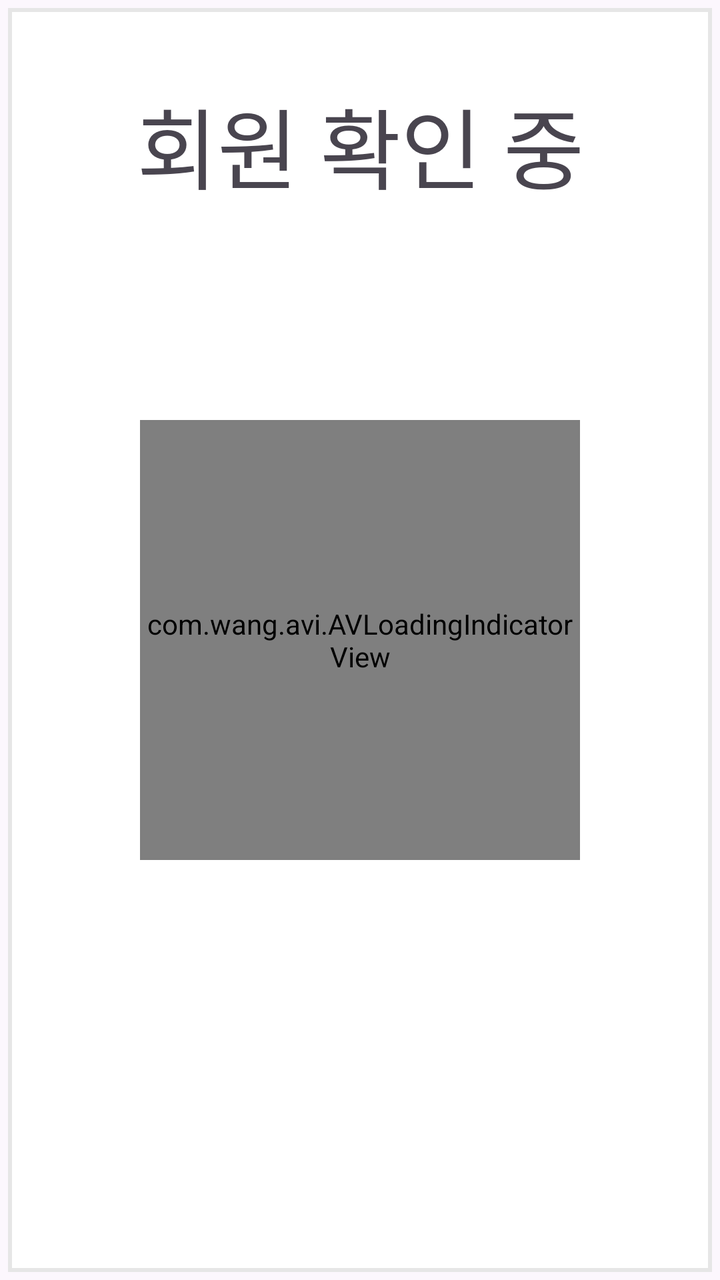
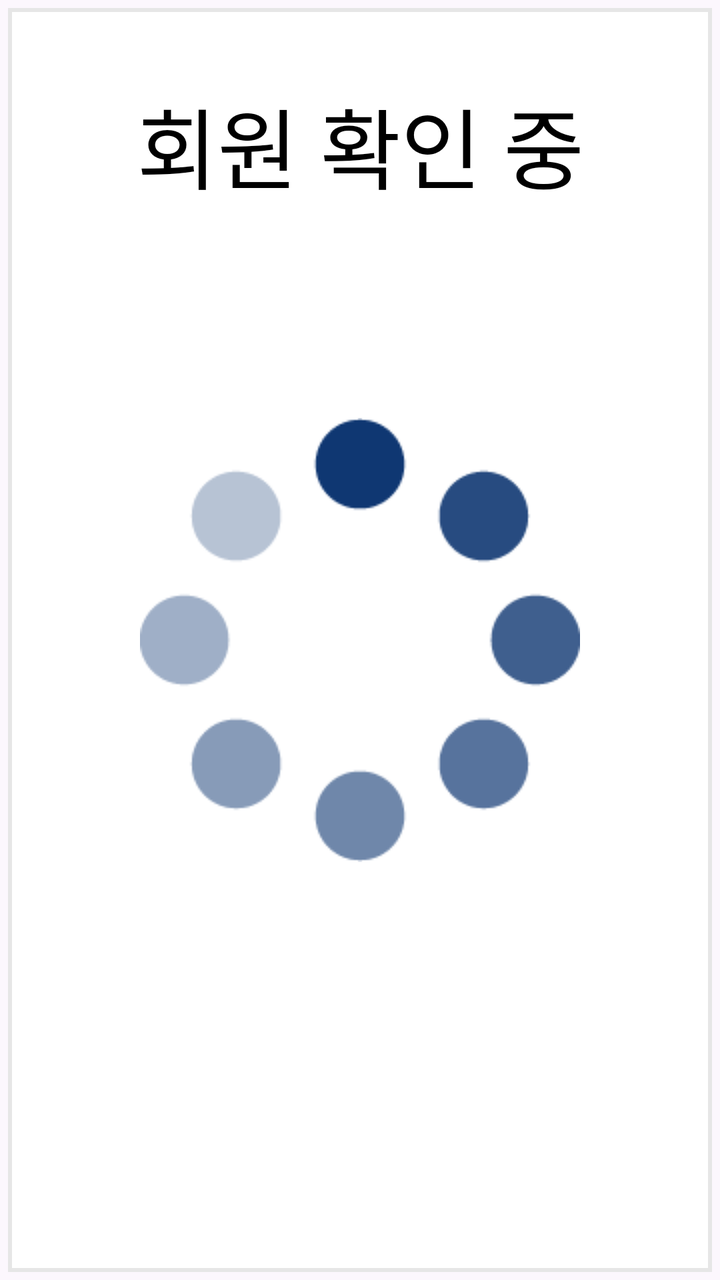

Compare the two renders of this Android layout. The source of the first and the diff that turns it into the second are given below.
<!-- AndroidManifest.xml: application theme Theme.FastCharger -->
<!-- res/layout/fragment_member_card_wait.xml -->
<?xml version="1.0" encoding="utf-8"?>
<androidx.constraintlayout.widget.ConstraintLayout xmlns:android="http://schemas.android.com/apk/res/android"
    xmlns:tools="http://schemas.android.com/tools"
    xmlns:app="http://schemas.android.com/apk/res-auto"
    android:layout_width="512dp"
    android:layout_height="652dp"
    tools:context=".pages.MemberCardWaitFragment">

    <View
        android:id="@+id/view"
        android:layout_width="match_parent"
        android:layout_height="match_parent"
        android:background="@drawable/layer_list_rect"
        tools:layout_editor_absoluteX="5dp"
        tools:layout_editor_absoluteY="5dp" />

    <TextView
        android:id="@+id/txtMemberWaiting"
        android:layout_width="match_parent"
        android:layout_height="wrap_content"
        android:layout_marginTop="40dp"
        android:gravity="center"
        android:text="@string/memberWaitingMessage"
        android:textSize="44sp"
        app:layout_constraintEnd_toEndOf="parent"
        app:layout_constraintStart_toStartOf="parent"
        app:layout_constraintTop_toTopOf="parent"/>

    <com.wang.avi.AVLoadingIndicatorView
        android:id="@+id/avi"
        android:layout_width="220dp"
        android:layout_height="220dp"
        android:visibility="visible"
        app:indicatorName="BallSpinFadeLoaderIndicator"
        app:indicatorColor="@color/primary"
        app:layout_constraintStart_toStartOf="parent"
        app:layout_constraintTop_toTopOf="parent"
        app:layout_constraintBottom_toBottomOf="parent"
        app:layout_constraintEnd_toEndOf="parent" />

</androidx.constraintlayout.widget.ConstraintLayout>
<!-- resources referenced by this layout -->
<resources>
  <color name="primary">#06377B</color>
  <!-- drawable layer_list_rect (drawable) -->
  <?xml version="1.0" encoding="utf-8"?>
  <layer-list xmlns:android="http://schemas.android.com/apk/res/android">
      
      <item>
          <shape android:shape="rectangle">
              <solid android:color="#33F4F4F4" />
          </shape>
      </item>
      
      <item android:bottom="4dp" android:right="4dp" android:top="4dp" android:left="4dp">
          <shape android:shape="rectangle">
              <solid android:color="#FFFFFF"/>
              <stroke android:color="#E6E6E6" android:width="2dp" />
          </shape>
      </item>
  </layer-list>
  <string name="memberWaitingMessage">회원 확인 중</string>
  <style name="Theme.FastCharger" parent="Base.Theme.FastCharger" />
  <style name="Base.Theme.FastCharger" parent="Theme.Material3.DayNight.NoActionBar">
          
          
          <item name="windowNoTitle">true</item>
          <item name="android:windowFullscreen">true</item>
      </style>
</resources>

<!-- the commit's change to res/layout/fragment_member_card_wait.xml (unified diff, before → after) -->
@@ -22,17 +22,17 @@
         android:gravity="center"
         android:text="@string/memberWaitingMessage"
         android:textSize="44sp"
+        android:textColor="@color/black"
         app:layout_constraintEnd_toEndOf="parent"
         app:layout_constraintStart_toStartOf="parent"
         app:layout_constraintTop_toTopOf="parent"/>
 
-    <com.wang.avi.AVLoadingIndicatorView
-        android:id="@+id/avi"
-        android:layout_width="220dp"
-        android:layout_height="220dp"
-        android:visibility="visible"
-        app:indicatorName="BallSpinFadeLoaderIndicator"
-        app:indicatorColor="@color/primary"
+    <ImageView
+        android:id="@+id/imageViewLoading"
+        android:layout_width="wrap_content"
+        android:layout_height="wrap_content"
+        android:background="@drawable/ani_loading"
+        android:importantForAccessibility="no"
         app:layout_constraintStart_toStartOf="parent"
         app:layout_constraintTop_toTopOf="parent"
         app:layout_constraintBottom_toBottomOf="parent"
<!-- resource entries referenced after the edit -->
@@ -1,6 +1,18 @@
 <!-- resources referenced by this layout -->
 <resources>
-  <color name="primary">#06377B</color>
+  <color name="black">#FF000000</color>
+  <!-- drawable ani_loading (drawable) -->
+  <?xml version="1.0" encoding="utf-8"?>
+  <animation-list xmlns:android="http://schemas.android.com/apk/res/android">
+      <item android:drawable="@drawable/loading1" android:duration="120" />
+      <item android:drawable="@drawable/loading2" android:duration="120" />
+      <item android:drawable="@drawable/loading3" android:duration="120" />
+      <item android:drawable="@drawable/loading4" android:duration="120" />
+      <item android:drawable="@drawable/loading5" android:duration="120" />
+      <item android:drawable="@drawable/loading6" android:duration="120" />
+      <item android:drawable="@drawable/loading7" android:duration="120" />
+      <item android:drawable="@drawable/loading8" android:duration="120" />
+  </animation-list>
   <!-- drawable layer_list_rect (drawable) -->
   <?xml version="1.0" encoding="utf-8"?>
   <layer-list xmlns:android="http://schemas.android.com/apk/res/android">
@@ -20,6 +32,14 @@
   </layer-list>
   <string name="memberWaitingMessage">회원 확인 중</string>
   <style name="Theme.FastCharger" parent="Base.Theme.FastCharger" />
+  <!-- drawable loading1: png bitmap (drawable, 4653 bytes) -->
+  <!-- drawable loading2: png bitmap (drawable, 4672 bytes) -->
+  <!-- drawable loading3: png bitmap (drawable, 4663 bytes) -->
+  <!-- drawable loading4: png bitmap (drawable, 4714 bytes) -->
+  <!-- drawable loading5: png bitmap (drawable, 4693 bytes) -->
+  <!-- drawable loading6: png bitmap (drawable, 4680 bytes) -->
+  <!-- drawable loading7: png bitmap (drawable, 4670 bytes) -->
+  <!-- drawable loading8: png bitmap (drawable, 4707 bytes) -->
   <style name="Base.Theme.FastCharger" parent="Theme.Material3.DayNight.NoActionBar">
           
           
